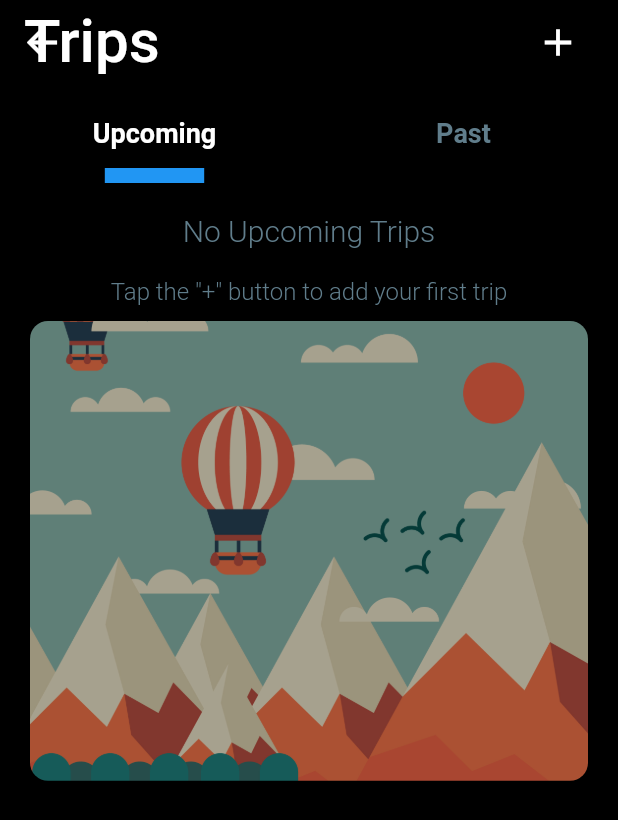
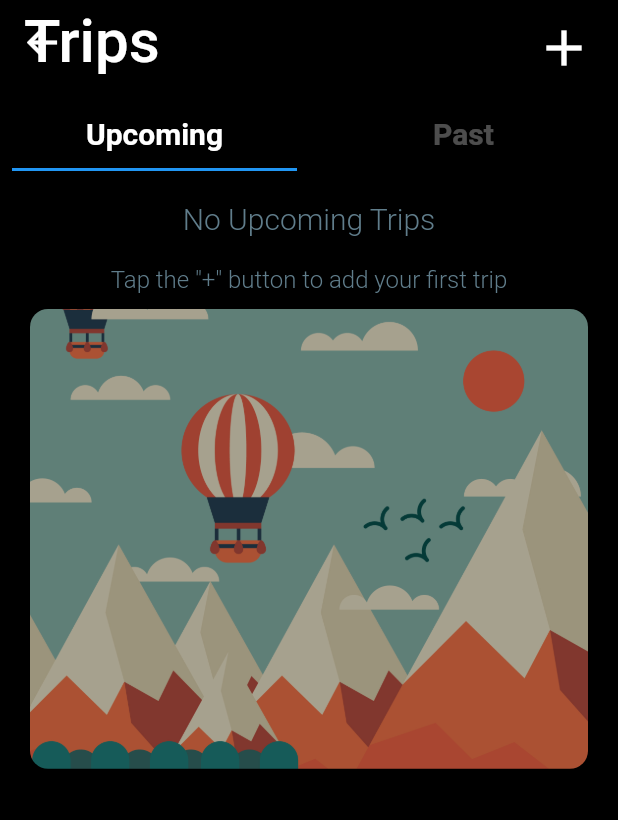
Before and after one commit to ribbons-digital/book_my_weather, a Flutter app: the TripsScreen screen opened by its route, on a phone screen of 412 x 824 dp. Shown: the top 820 px of the screen. Run offline on Flutter 3.47's test engine with Material 2 defaults, Android fonts, the phone set to English and light mode, and no system bars; our stand-ins replace cached_network_image, cloud_firestore, cloud_functions, firebase_auth, firebase_messaging, flare_flutter and 9 more; missing offline and left inert: maps_launcher; accounts and stored records are empty; generated files the repository leaves out were written again; network calls fail.

Commit message:
- Update styling in Trips screen

```diff
--- a/lib/pages/trips_screen.dart
+++ b/lib/pages/trips_screen.dart
@@ -95,6 +95,7 @@ class _TripsScreenState extends State<TripsScreen>
                     icon: Icon(
                       Icons.add,
                       color: Colors.white,
+                      size: 40.0,
                     ),
                     onPressed: () {
                       if (user != null) {
@@ -121,13 +122,13 @@ class _TripsScreenState extends State<TripsScreen>
                 });
               },
               labelColor: Colors.white,
-              unselectedLabelColor: Colors.blueGrey,
-              indicatorSize: TabBarIndicatorSize.label,
-              indicatorWeight: 10.0,
+              unselectedLabelColor: Colors.white30,
+//              indicatorSize: TabBarIndicatorSize.label,
+//              indicatorWeight: 10.0,
               indicatorPadding: EdgeInsets.symmetric(horizontal: 8.0),
               labelStyle: TextStyle(
                 fontWeight: FontWeight.bold,
-                fontSize: 18.0,
+                fontSize: 20.0,
               ),
               controller: _tabController,
               tabs: <Widget>[
```
